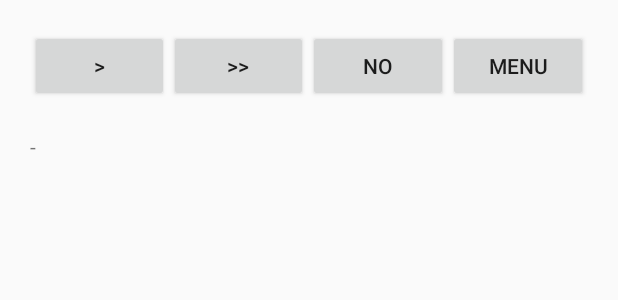
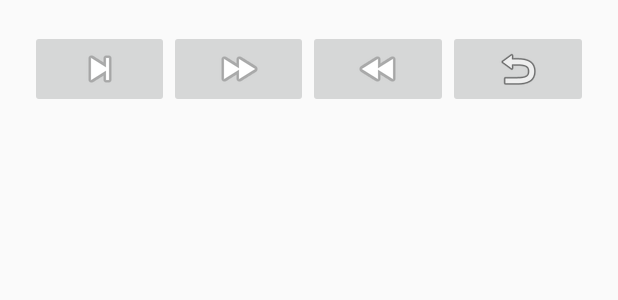
Before and after one commit to VivekThazhathattil/dekadico, an Android app: the layout spoken_numbers_recall_fragment.xml on its own in the app's theme, with its tools: preview values and no code run, on a phone screen of 412 x 824 dp. Shown: the top 300 px of the screen. Run offline under Robolectric (Android 15) with nearby library versions, the phone set to English and light mode, and no system bars.

Commit message:
replace text butons with image buttons

```diff
--- a/app/src/main/res/layout/spoken_numbers_ingame_fragment.xml
+++ b/app/src/main/res/layout/spoken_numbers_ingame_fragment.xml
@@ -12,11 +12,11 @@
         android:layout_margin="20dp"
         android:orientation="vertical">
 
-        <Button
+        <ImageButton
             android:id="@+id/pause_button"
             android:layout_width="match_parent"
             android:layout_height="wrap_content"
-            android:text="Pause" />
+            android:src="@android:drawable/ic_media_pause" />
 
         <Button
             android:id="@+id/recall_button"
--- a/app/src/main/res/layout/spoken_numbers_main_fragment.xml
+++ b/app/src/main/res/layout/spoken_numbers_main_fragment.xml
@@ -22,11 +22,11 @@
             app:layout_constraintStart_toStartOf="parent"
             app:layout_constraintTop_toTopOf="parent">
 
-            <Button
+            <ImageButton
                 android:id="@+id/start_button"
                 android:layout_width="match_parent"
                 android:layout_height="wrap_content"
-                android:text="Start" />
+                android:src="@android:drawable/ic_media_play" />
 
             <LinearLayout
                 android:id="@+id/time_delay_container"
--- a/app/src/main/res/layout/spoken_numbers_recall_fragment.xml
+++ b/app/src/main/res/layout/spoken_numbers_recall_fragment.xml
@@ -20,33 +20,33 @@
             app:layout_constraintStart_toStartOf="parent"
             app:layout_constraintTop_toTopOf="parent">
 
-            <Button
+            <ImageButton
                 android:id="@+id/one_soln_button"
                 android:layout_width="wrap_content"
                 android:layout_height="wrap_content"
                 android:layout_weight="1"
-                android:text=">" />
+                android:src="@android:drawable/ic_media_next" />
 
-            <Button
+            <ImageButton
                 android:id="@+id/all_soln_button"
                 android:layout_width="wrap_content"
                 android:layout_height="wrap_content"
                 android:layout_weight="1"
-                android:text=">>" />
+                android:src="@android:drawable/ic_media_ff" />
 
-            <Button
+            <ImageButton
                 android:id="@+id/no_soln_button"
                 android:layout_width="wrap_content"
                 android:layout_height="wrap_content"
                 android:layout_weight="1"
-                android:text="no" />
+                android:src="@android:drawable/ic_media_rew" />
 
-            <Button
+            <ImageButton
                 android:id="@+id/exit_to_menu_button"
                 android:layout_width="wrap_content"
                 android:layout_height="wrap_content"
                 android:layout_weight="1"
-                android:text="Menu" />
+                android:src="@android:drawable/ic_menu_revert" />
         </LinearLayout>
 
         <ScrollView
@@ -63,7 +63,7 @@
                 android:id="@+id/answer_text"
                 android:layout_width="match_parent"
                 android:layout_height="wrap_content"
-                android:text="-" />
+                android:textSize="50sp" />
         </ScrollView>
 
     </androidx.constraintlayout.widget.ConstraintLayout>
```
Also changed, not shown: app/src/main/java/com/example/spokennumbers/spoken_numbers_ingame_fragment.java (+42 -20 lines), app/src/main/java/com/example/spokennumbers/spoken_numbers_main_fragment.java (+2 -6 lines), app/src/main/java/com/example/spokennumbers/spoken_numbers_recall_fragment.java (+5 -4 lines).
